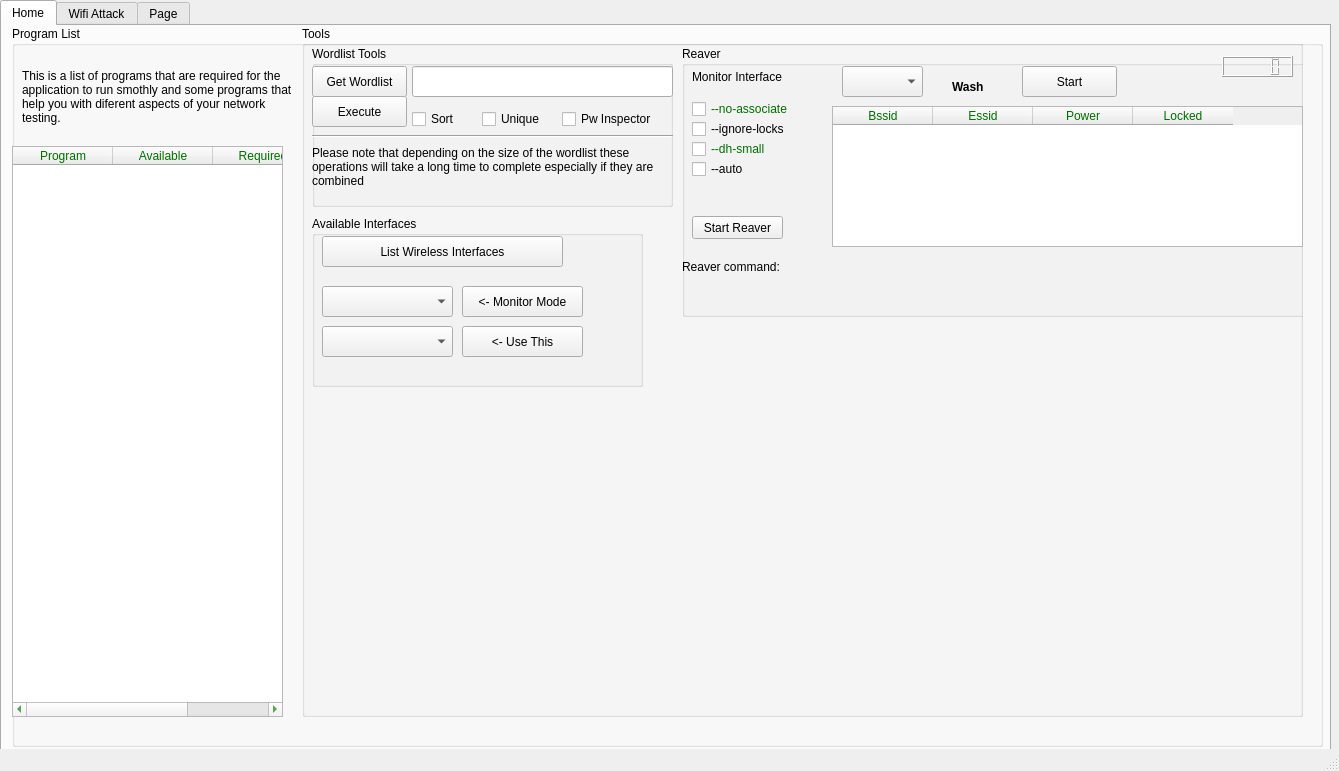
Qt form wifern.ui (houcy/wifern) before a commit.
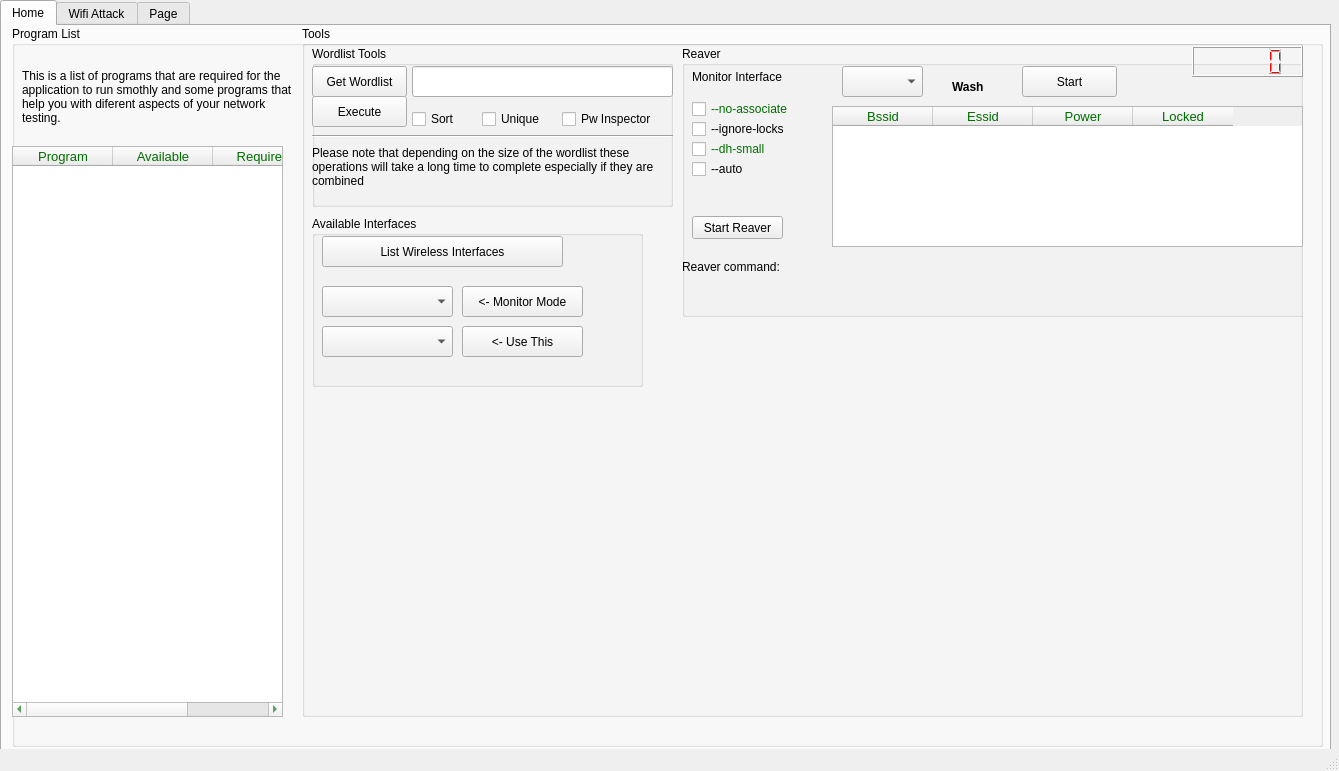
The same form after that commit. Icons and pictures are not drawn.

Patch:
```diff
--- a/wifern.ui
+++ b/wifern.ui
@@ -41,9 +41,6 @@
     <property name="autoFillBackground">
      <bool>false</bool>
     </property>
-    <property name="styleSheet">
-     <string notr="true">QLCDNumber{color:rgb(255, 0, 0); font: 13 &quot;Times&quot;}</string>
-    </property>
     <property name="currentIndex">
      <number>0</number>
     </property>
@@ -481,15 +478,15 @@
            <widget class="QLCDNumber" name="lcd_time_Number">
             <property name="geometry">
              <rect>
-              <x>540</x>
-              <y>10</y>
-              <width>71</width>
-              <height>21</height>
+              <x>510</x>
+              <y>0</y>
+              <width>111</width>
+              <height>31</height>
              </rect>
             </property>
             <property name="font">
              <font>
-              <weight>1</weight>
+              <weight>50</weight>
               <italic>false</italic>
               <bold>false</bold>
              </font>
```
Left out of the diff: 3 changed lines with no effect on the pictures.
